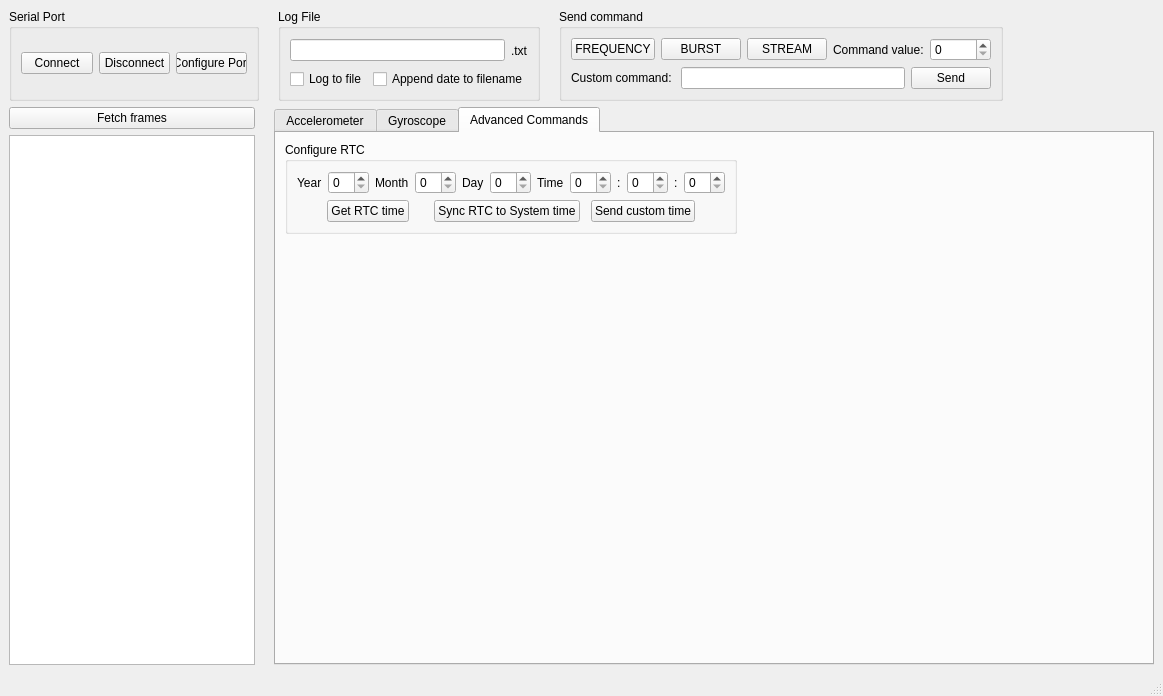
First picture: the form in mainwindow.ui, repository Sceap/BarkingSquirrel, before the edit.
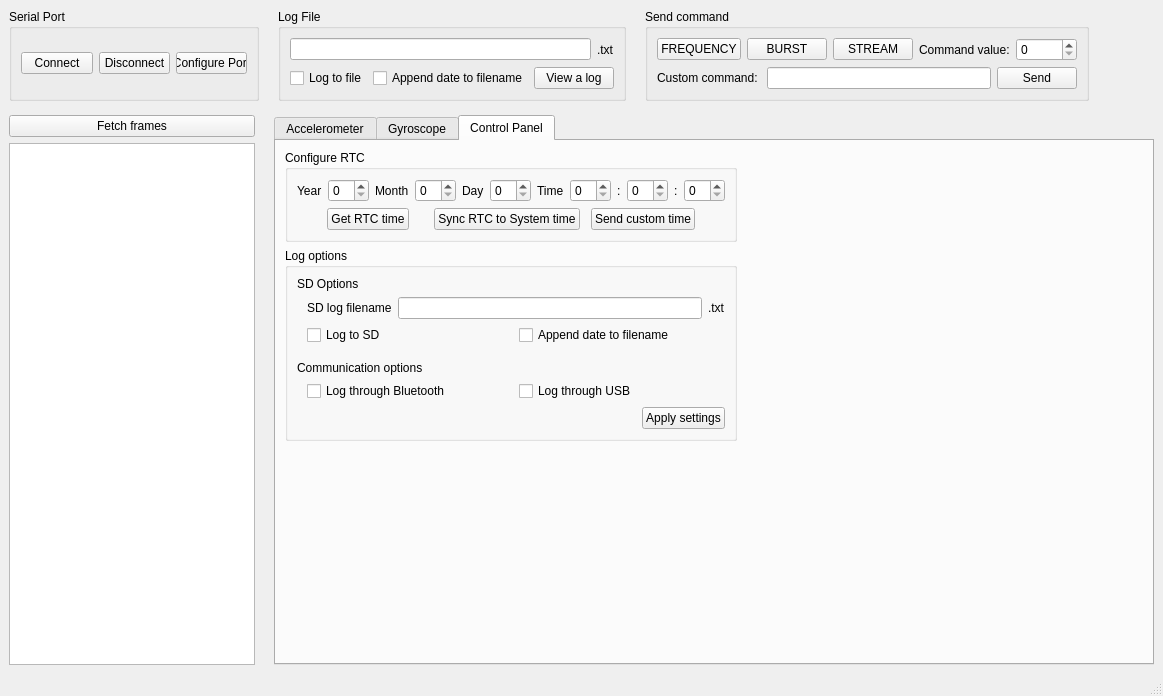
Second picture: the form after the edit. The open tabs and pages were chosen to show the change. Custom widgets are drawn as their Qt base class.

What changed in the file:
```diff
--- a/mainwindow.ui
+++ b/mainwindow.ui
@@ -115,7 +115,7 @@
           </layout>
          </item>
          <item>
-          <layout class="QHBoxLayout" name="horizontalLayout_3" stretch="1,1">
+          <layout class="QHBoxLayout" name="horizontalLayout_3" stretch="1,1,0">
            <item>
             <widget class="QCheckBox" name="logToFile">
              <property name="text">
@@ -130,6 +130,13 @@
              </property>
             </widget>
            </item>
+           <item>
+            <widget class="QPushButton" name="viewLog">
+             <property name="text">
+              <string>View a log</string>
+             </property>
+            </widget>
+           </item>
           </layout>
          </item>
         </layout>
@@ -388,7 +395,7 @@
       </item>
      </layout>
     </item>
-    <item row="2" column="0">
+    <item row="3" column="0">
      <layout class="QHBoxLayout" name="horizontalLayout_2">
       <item>
        <layout class="QVBoxLayout" name="verticalLayout_8">
@@ -532,11 +539,11 @@
         </widget>
         <widget class="QWidget" name="tab_2">
          <attribute name="title">
-          <string>Advanced Commands</string>
+          <string>Control Panel</string>
          </attribute>
          <layout class="QHBoxLayout" name="horizontalLayout_10">
           <item>
-           <layout class="QVBoxLayout" name="verticalLayout_4" stretch="0,0,0,0">
+           <layout class="QVBoxLayout" name="verticalLayout_4" stretch="0,0,0,0,0">
             <item>
              <widget class="QGroupBox" name="groupBox_4">
               <property name="sizePolicy">
@@ -927,6 +934,186 @@
               </layout>
              </widget>
             </item>
+            <item>
+             <widget class="QGroupBox" name="groupBox_5">
+              <property name="sizePolicy">
+               <sizepolicy hsizetype="Preferred" vsizetype="Preferred">
+                <horstretch>0</horstretch>
+                <verstretch>0</verstretch>
+               </sizepolicy>
+              </property>
+              <property name="title">
+               <string>Log options</string>
+              </property>
+              <layout class="QVBoxLayout" name="verticalLayout_7">
+               <item>
+                <widget class="QLabel" name="label_12">
+                 <property name="text">
+                  <string>SD Options</string>
+                 </property>
+                </widget>
+               </item>
+               <item>
+                <layout class="QHBoxLayout" name="horizontalLayout_15">
+                 <item>
+                  <spacer name="horizontalSpacer_40">
+                   <property name="orientation">
+                    <enum>Qt::Horizontal</enum>
+                   </property>
+                   <property name="sizeType">
+                    <enum>QSizePolicy::Fixed</enum>
+                   </property>
+                   <property name="sizeHint" stdset="0">
+                    <size>
+                     <width>10</width>
+                     <height>20</height>
+                    </size>
+                   </property>
+                  </spacer>
+                 </item>
+                 <item>
+                  <widget class="QLabel" name="label_10">
+                   <property name="text">
+                    <string>SD log filename</string>
+                   </property>
+                  </widget>
+                 </item>
+                 <item>
+                  <widget class="QLineEdit" name="fileNameSD"/>
+                 </item>
+                 <item>
+                  <widget class="QLabel" name="label_11">
+                   <property name="text">
+                    <string>.txt</string>
+                   </property>
+                  </widget>
+                 </item>
+                </layout>
+               </item>
+               <item>
+                <layout class="QHBoxLayout" name="horizontalLayout_14" stretch="0,0,0">
+                 <item>
+                  <spacer name="horizontalSpacer_41">
+                   <property name="orientation">
+                    <enum>Qt::Horizontal</enum>
+                   </property>
+                   <property name="sizeType">
+                    <enum>QSizePolicy::Fixed</enum>
+                   </property>
+                   <property name="sizeHint" stdset="0">
+                    <size>
+                     <width>10</width>
+                     <height>20</height>
+                    </size>
+                   </property>
+                  </spacer>
+                 </item>
+                 <item>
+                  <widget class="QCheckBox" name="logToFileSD">
+                   <property name="text">
+                    <string>Log to SD</string>
+                   </property>
+                  </widget>
+                 </item>
+                 <item>
+                  <widget class="QCheckBox" name="appendDateSD">
+                   <property name="text">
+                    <string>Append date to filename</string>
+                   </property>
+                  </widget>
+                 </item>
+                </layout>
+               </item>
+               <item>
+                <spacer name="verticalSpacer_5">
+                 <property name="orientation">
+                  <enum>Qt::Vertical</enum>
+                 </property>
+                 <property name="sizeType">
+                  <enum>QSizePolicy::Fixed</enum>
+                 </property>
+                 <property name="sizeHint" stdset="0">
+                  <size>
+                   <width>20</width>
+                   <height>10</height>
+                  </size>
+                 </property>
+                </spacer>
+               </item>
+               <item>
+                <widget class="QLabel" name="label_13">
+                 <property name="text">
+                  <string>Communication options</string>
+                 </property>
+                </widget>
+               </item>
+               <item>
+                <layout class="QHBoxLayout" name="horizontalLayout_19">
+                 <property name="topMargin">
+                  <number>0</number>
+                 </property>
+                 <item>
+                  <spacer name="horizontalSpacer_42">
+                   <property name="orientation">
+                    <enum>Qt::Horizontal</enum>
+                   </property>
+                   <property name="sizeType">
+                    <enum>QSizePolicy::Fixed</enum>
+                   </property>
+                   <property name="sizeHint" stdset="0">
+                    <size>
+                     <width>10</width>
+                     <height>20</height>
+                    </size>
+                   </property>
+                  </spacer>
+                 </item>
+                 <item>
+                  <widget class="QCheckBox" name="logBluetooth">
+                   <property name="text">
+                    <string>Log through Bluetooth</string>
+                   </property>
+                  </widget>
+                 </item>
+                 <item>
+                  <widget class="QCheckBox" name="logUSB">
+                   <property name="text">
+                    <string>Log through USB</string>
+                   </property>
+                  </widget>
+                 </item>
+                </layout>
+               </item>
+               <item>
+                <layout class="QHBoxLayout" name="horizontalLayout_17">
+                 <property name="topMargin">
+                  <number>0</number>
+                 </property>
+                 <item>
+                  <spacer name="horizontalSpacer_39">
+                   <property name="orientation">
+                    <enum>Qt::Horizontal</enum>
+                   </property>
+                   <property name="sizeHint" stdset="0">
+                    <size>
+                     <width>40</width>
+                     <height>20</height>
+                    </size>
+                   </property>
+                  </spacer>
+                 </item>
+                 <item>
+                  <widget class="QPushButton" name="applyLog">
+                   <property name="text">
+                    <string>Apply settings</string>
+                   </property>
+                  </widget>
+                 </item>
+                </layout>
+               </item>
+              </layout>
+             </widget>
+            </item>
             <item>
              <spacer name="verticalSpacer_3">
               <property name="orientation">
@@ -997,6 +1184,22 @@
       </item>
      </layout>
     </item>
+    <item row="2" column="0">
+     <spacer name="verticalSpacer_4">
+      <property name="orientation">
+       <enum>Qt::Vertical</enum>
+      </property>
+      <property name="sizeType">
+       <enum>QSizePolicy::Fixed</enum>
+      </property>
+      <property name="sizeHint" stdset="0">
+       <size>
+        <width>20</width>
+        <height>8</height>
+       </size>
+      </property>
+     </spacer>
+    </item>
    </layout>
   </widget>
   <widget class="QStatusBar" name="statusbar"/>
```
Left out of the diff: 2 changed lines with no effect on the pictures.
